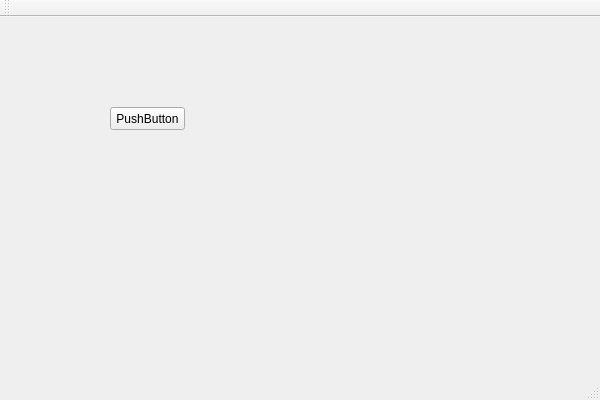
Old version of the form tejeshwar.ui in the repository tejeshwar/qttest1.
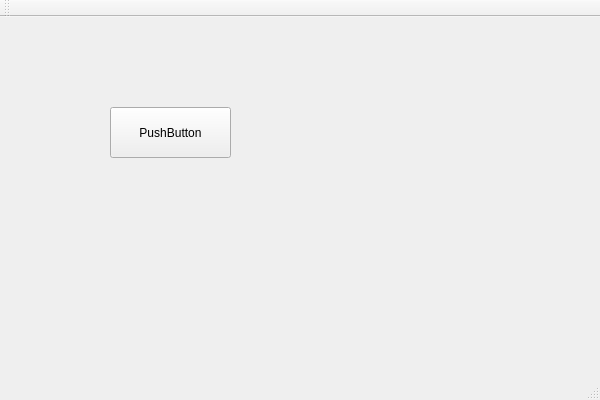
New version of the form.

What changed in the file:
```diff
--- a/tejeshwar.ui
+++ b/tejeshwar.ui
@@ -19,8 +19,8 @@
      <rect>
       <x>110</x>
       <y>90</y>
-      <width>75</width>
-      <height>23</height>
+      <width>121</width>
+      <height>51</height>
      </rect>
     </property>
     <property name="text">
```
Left out of the diff: 2 changed lines with no effect on the pictures.
